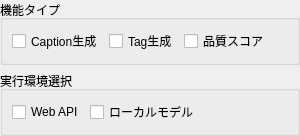
First picture: the form in src/lorairo/gui/designer/AnnotationFilterWidget.ui, repository NEXTAltair/LoRAIro, before the edit.
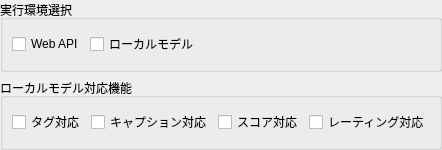
Second picture: the form after the edit.

Commit message: fix: refine batch annotation model filtering

```diff
--- a/src/lorairo/gui/designer/AnnotationFilterWidget.ui
+++ b/src/lorairo/gui/designer/AnnotationFilterWidget.ui
@@ -7,7 +7,7 @@
     <x>0</x>
     <y>0</y>
     <width>300</width>
-    <height>120</height>
+    <height>150</height>
    </rect>
   </property>
   <property name="windowTitle">
@@ -30,37 +30,30 @@
     <number>0</number>
    </property>
    <item>
-    <widget class="QGroupBox" name="groupBoxFunctionType">
+    <widget class="QGroupBox" name="groupBoxEnvironment">
      <property name="title">
-      <string>機能タイプ</string>
+      <string>実行環境選択</string>
      </property>
-     <layout class="QHBoxLayout" name="horizontalLayoutFunctionType">
+     <layout class="QHBoxLayout" name="horizontalLayoutEnvironment">
       <property name="spacing">
        <number>6</number>
       </property>
       <item>
-       <widget class="QCheckBox" name="checkBoxCaption">
+       <widget class="QCheckBox" name="checkBoxWebAPI">
         <property name="text">
-         <string>Caption生成</string>
+         <string>Web API</string>
         </property>
        </widget>
       </item>
       <item>
-       <widget class="QCheckBox" name="checkBoxTags">
+       <widget class="QCheckBox" name="checkBoxLocal">
         <property name="text">
-         <string>Tag生成</string>
+         <string>ローカルモデル</string>
         </property>
        </widget>
       </item>
       <item>
-       <widget class="QCheckBox" name="checkBoxScore">
-        <property name="text">
-         <string>品質スコア</string>
-        </property>
-       </widget>
-      </item>
-      <item>
-       <spacer name="horizontalSpacerFunctionType">
+       <spacer name="horizontalSpacerEnvironment">
         <property name="orientation">
          <enum>Qt::Orientation::Horizontal</enum>
         </property>
@@ -76,30 +69,44 @@
     </widget>
    </item>
    <item>
-    <widget class="QGroupBox" name="groupBoxEnvironment">
+    <widget class="QGroupBox" name="groupBoxFunctionType">
      <property name="title">
-      <string>実行環境選択</string>
+      <string>ローカルモデル対応機能</string>
      </property>
-     <layout class="QHBoxLayout" name="horizontalLayoutEnvironment">
+     <layout class="QHBoxLayout" name="horizontalLayoutFunctionType">
       <property name="spacing">
        <number>6</number>
       </property>
       <item>
-       <widget class="QCheckBox" name="checkBoxWebAPI">
+       <widget class="QCheckBox" name="checkBoxTags">
         <property name="text">
-         <string>Web API</string>
+         <string>タグ対応</string>
         </property>
        </widget>
       </item>
       <item>
-       <widget class="QCheckBox" name="checkBoxLocal">
+       <widget class="QCheckBox" name="checkBoxCaption">
         <property name="text">
-         <string>ローカルモデル</string>
+         <string>キャプション対応</string>
         </property>
        </widget>
       </item>
       <item>
-       <spacer name="horizontalSpacerEnvironment">
+       <widget class="QCheckBox" name="checkBoxScore">
+        <property name="text">
+         <string>スコア対応</string>
+        </property>
+       </widget>
+      </item>
+      <item>
+       <widget class="QCheckBox" name="checkBoxRating">
+        <property name="text">
+         <string>レーティング対応</string>
+        </property>
+       </widget>
+      </item>
+      <item>
+       <spacer name="horizontalSpacerFunctionType">
         <property name="orientation">
          <enum>Qt::Orientation::Horizontal</enum>
         </property>
```
The commit also changes 9 other files.
